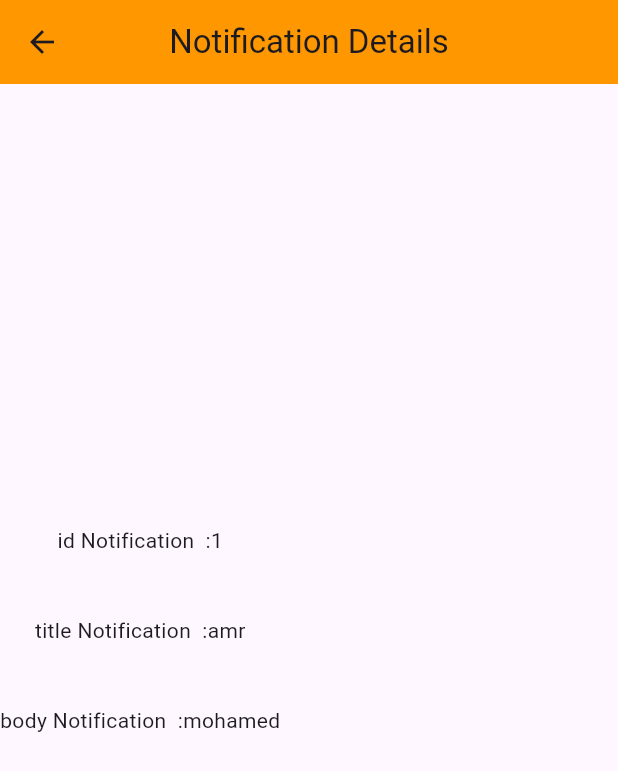
After one commit to mohamedamr77/flutter-local-notification, a Flutter app: the screen it shows after launch, after a tap on the "arrow forward ios" icon, on a phone screen of 412 x 824 dp. The commit adds this screen. Shown: the top 771 px of the screen. Run offline on Flutter 3.47's test engine with Material 3 defaults, Android fonts, the light colour scheme and no system bars; our stand-ins replace flutter_local_notifications, flutter_timezone, timezone.

Commit message:
finish on tap

```diff
--- a/lib/home_Screen.dart
+++ b/lib/home_Screen.dart
@@ -1,7 +1,7 @@
 import 'dart:developer';
-
 import 'package:flutter/material.dart';
 import 'package:flutterlocalnotification/local_notification_service.dart';
+import 'package:flutterlocalnotification/notification_details.dart';
 
 class HomeScreen extends StatefulWidget {
   const HomeScreen({super.key});
@@ -12,20 +12,27 @@ class HomeScreen extends StatefulWidget {
 
 class _HomeScreenState extends State<HomeScreen> {
 
-  void listenNotificationStream(){
-    LocalNotificationService.streamController.stream.listen((notificationResponse) {
-     log(notificationResponse.id.toString());
-     log(notificationResponse.payload.toString());
-   },
-   );
- }
+
 
   @override
   void initState() {
+    super.initState();
     // TODO: implement initState
     listenNotificationStream();
   }
+  void listenNotificationStream(){
+    LocalNotificationService.streamController.stream.listen((notificationResponse) {
+      Navigator.push(context, MaterialPageRoute(builder: (context) => NotificationDetailsScreen(
+          id: notificationResponse.id,
+          body: notificationResponse.payload,
+          title: notificationResponse.input),
 
+      ));
+      log(notificationResponse.id.toString());
+      log(notificationResponse.payload.toString());
+    },
+    );
+  }
   @override
   Widget build(BuildContext context) {
     return Scaffold(
@@ -38,6 +45,11 @@ class _HomeScreenState extends State<HomeScreen> {
             fontSize: 24,
           ),
         ),
+        actions: [
+          IconButton(onPressed: (){
+            Navigator.push(context, MaterialPageRoute(builder: (context) =>  const NotificationDetailsScreen(id: 1, body: 'mohamed', title: 'amr',),));
+          }, icon: const Icon(Icons.arrow_forward_ios))
+        ],
       ),
       body: Center(
         child: Column(
--- /dev/null
+++ b/lib/notification_details.dart
@@ -0,0 +1,28 @@
+import 'package:flutter/material.dart';
+
+class NotificationDetailsScreen extends StatelessWidget {
+  const NotificationDetailsScreen({super.key, required this.id, required this.body, required this.title});
+  final  int? id;
+  final String? body;
+  final String? title;
+  @override
+  Widget build(BuildContext context) {
+    return Scaffold(
+      appBar: AppBar(
+        backgroundColor: Colors.orange,
+        title: Text("Notification Details"),centerTitle: true,),
+      body: Column(
+           mainAxisAlignment: MainAxisAlignment.center,
+          crossAxisAlignment: CrossAxisAlignment.center,
+        children: [
+          Text("id Notification  :$id"),
+          SizedBox(height: 40,),
+          Text("title Notification  :$title"),
+          SizedBox(height: 40,),
+          Text("body Notification  :$body"),
+          SizedBox(height: 40,),
+        ],
+      ),
+    );
+  }
+}
```
